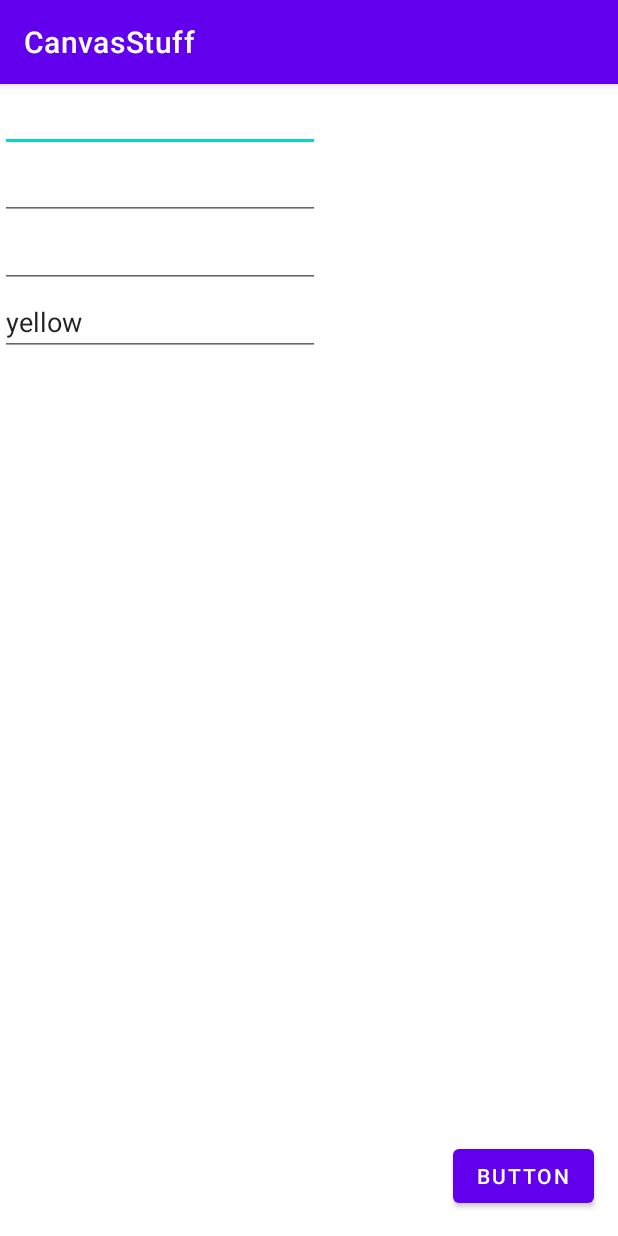
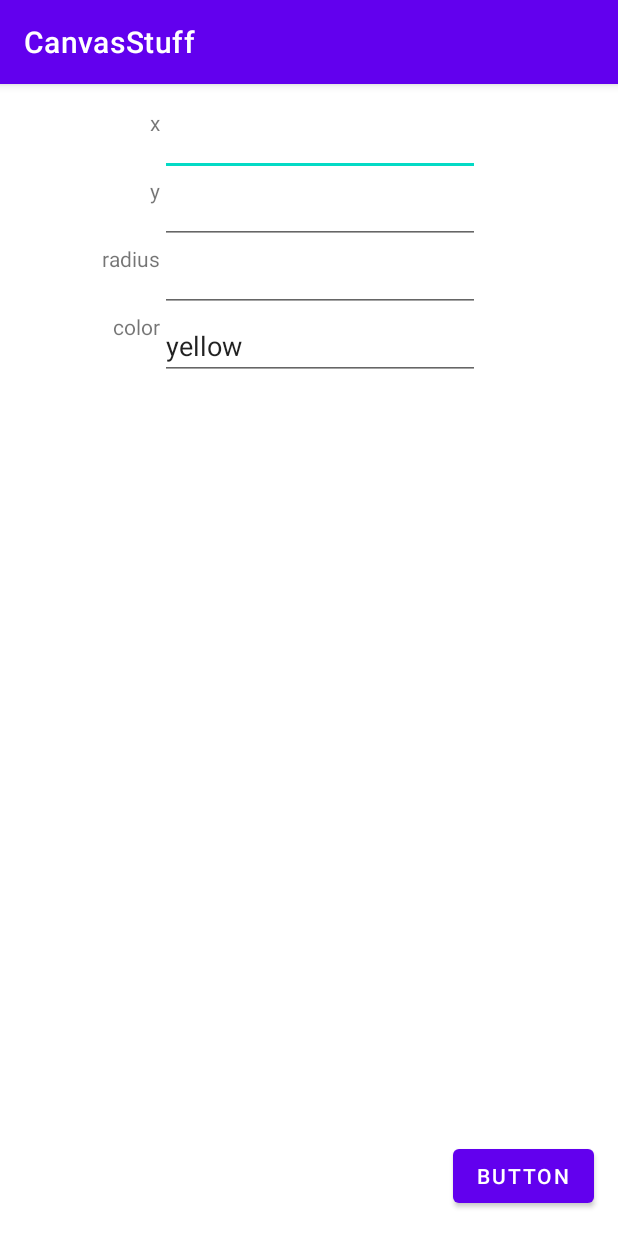
Before and after one commit to Dreamykass/random-uni-work, an Android app: the CircleActivity screen opened directly, with no data from a screen before it, on a phone screen of 412 x 824 dp. Run offline under Robolectric (Android 15) with nearby library versions, the phone set to English and light mode, and no system bars.

Commit message:
canvas-circle

```diff
--- a/2020-10-25--android-p02/app/src/main/java/com/dkass/canvasstuff/DrawingActivity.java
+++ b/2020-10-25--android-p02/app/src/main/java/com/dkass/canvasstuff/DrawingActivity.java
@@ -36,7 +36,7 @@ public class DrawingActivity extends AppCompatActivity {
         protected void onDraw(Canvas canvas) {
             super.onDraw(canvas);
 
-            paint.setStyle(Paint.Style.STROKE);
+            paint.setStyle(Paint.Style.FILL);
 
             try {
                 paint.setColor(Color.parseColor(intent.getStringExtra("color")));
@@ -45,7 +45,7 @@ public class DrawingActivity extends AppCompatActivity {
             }
 
             try {
-                intent.getStringExtra("rect");
+                intent.getStringExtra("rect").toCharArray();
                 canvas.drawRect(intent.getFloatExtra("left", 1),
                         intent.getFloatExtra("top", 2),
                         intent.getFloatExtra("right", 3),
@@ -68,7 +68,7 @@ public class DrawingActivity extends AppCompatActivity {
             }
 
             try {
-                intent.getStringExtra("circle");
+                intent.getStringExtra("circle").toCharArray();
                 canvas.drawCircle(intent.getFloatExtra("cx", 100),
                         intent.getFloatExtra("cy", 100),
                         intent.getFloatExtra("radius", 100),
--- a/2020-10-25--android-p02/app/src/main/res/layout/activity_circle.xml
+++ b/2020-10-25--android-p02/app/src/main/res/layout/activity_circle.xml
@@ -22,8 +22,8 @@
         android:layout_height="wrap_content"
         android:ems="10"
         android:inputType="number"
-        app:layout_constraintStart_toStartOf="parent"
-        app:layout_constraintTop_toTopOf="parent" />
+        app:layout_constraintStart_toEndOf="@+id/textView"
+        app:layout_constraintTop_toTopOf="@+id/textView" />
 
     <EditText
         android:id="@+id/editTextNumber8"
@@ -52,4 +52,38 @@
         android:text="yellow"
         app:layout_constraintStart_toStartOf="@+id/editTextNumber9"
         app:layout_constraintTop_toBottomOf="@+id/editTextNumber9" />
+
+    <TextView
+        android:id="@+id/textView"
+        android:layout_width="wrap_content"
+        android:layout_height="wrap_content"
+        android:layout_marginStart="100dp"
+        android:layout_marginTop="16dp"
+        android:text="x"
+        app:layout_constraintStart_toStartOf="parent"
+        app:layout_constraintTop_toTopOf="parent" />
+
+    <TextView
+        android:id="@+id/textView2"
+        android:layout_width="wrap_content"
+        android:layout_height="wrap_content"
+        android:text="y"
+        app:layout_constraintEnd_toStartOf="@+id/editTextNumber8"
+        app:layout_constraintTop_toBottomOf="@+id/editTextNumber7" />
+
+    <TextView
+        android:id="@+id/textView5"
+        android:layout_width="wrap_content"
+        android:layout_height="wrap_content"
+        android:text="radius"
+        app:layout_constraintEnd_toStartOf="@+id/editTextNumber9"
+        app:layout_constraintTop_toBottomOf="@+id/editTextNumber8" />
+
+    <TextView
+        android:id="@+id/textView6"
+        android:layout_width="wrap_content"
+        android:layout_height="wrap_content"
+        android:text="color"
+        app:layout_constraintEnd_toStartOf="@+id/editTextTextPersonName3"
+        app:layout_constraintTop_toBottomOf="@+id/editTextNumber9" />
 </androidx.constraintlayout.widget.ConstraintLayout>
```
Also changed, not shown: 2020-10-25--android-p02/app/src/main/res/layout/activity_rect.xml (+48 -7 lines).
